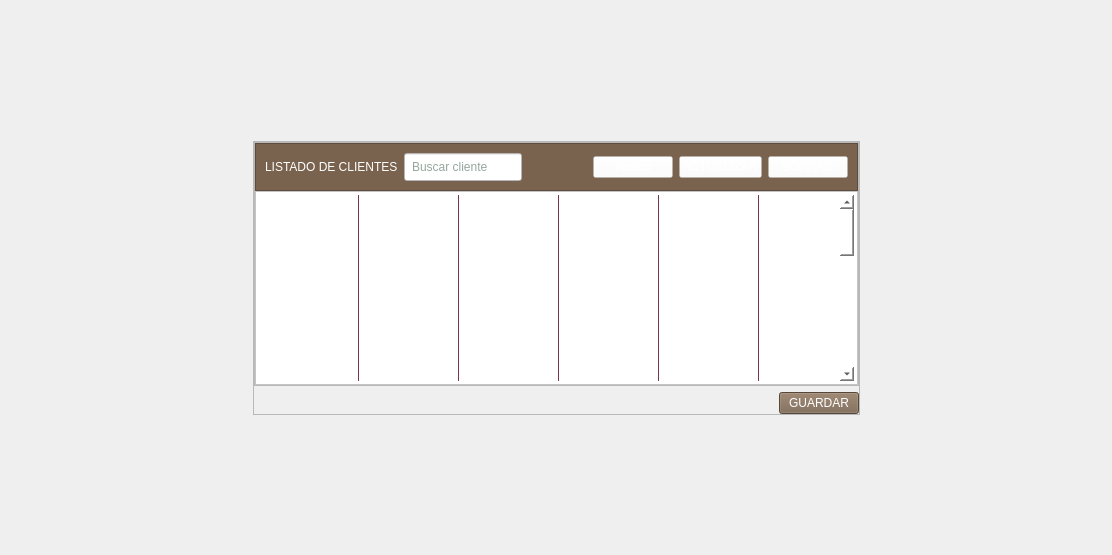
This is clients.ui in altitude-solutions/Camino_Real_Desktop as Qt 5 draws it before an edit. The edited form follows.
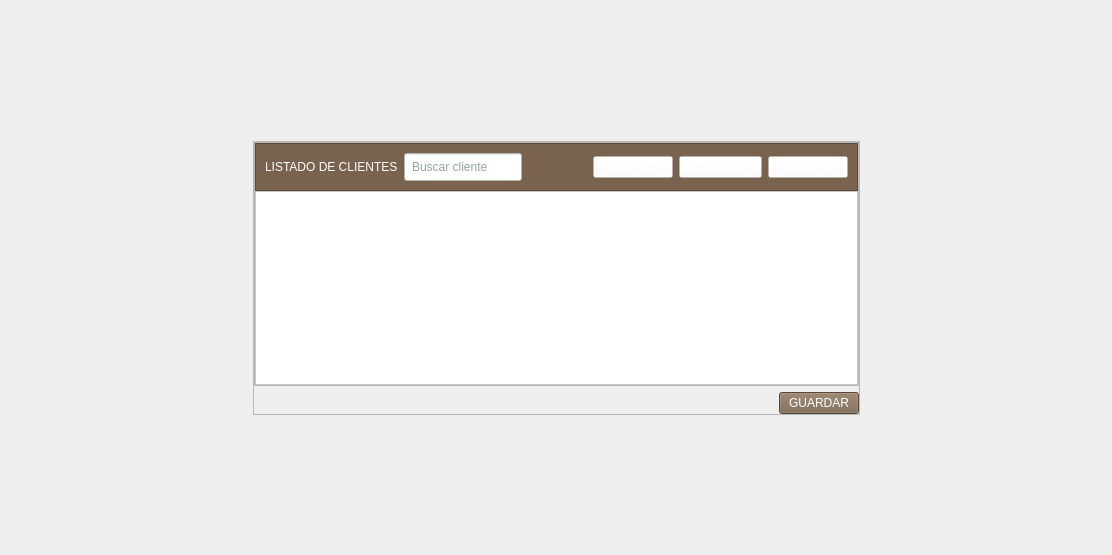
This is the edited form.

Patch:
```diff
--- a/clients.ui
+++ b/clients.ui
@@ -141,7 +141,7 @@
                </spacer>
               </item>
               <item>
-               <widget class="QPushButton" name="pushButton">
+               <widget class="QPushButton" name="new_butt">
                 <property name="styleSheet">
                  <string notr="true">font: 12pt &quot;MS Shell Dlg 2&quot;;
 color:white;
@@ -152,12 +152,12 @@
 max-height:2.5em;</string>
                 </property>
                 <property name="text">
-                 <string>Nuevo</string>
+                 <string>NUEVO</string>
                 </property>
                </widget>
               </item>
               <item>
-               <widget class="QPushButton" name="pushButton_9">
+               <widget class="QPushButton" name="modify_butt">
                 <property name="styleSheet">
                  <string notr="true">font: 12pt &quot;MS Shell Dlg 2&quot;;
 color:white;
@@ -173,7 +173,7 @@
                </widget>
               </item>
               <item>
-               <widget class="QPushButton" name="pushButton_10">
+               <widget class="QPushButton" name="delete_butt">
                 <property name="styleSheet">
                  <string notr="true">font: 12pt &quot;MS Shell Dlg 2&quot;;
 color:white;
@@ -222,23 +222,19 @@
                <widget class="QTableWidget" name="table_clients">
                 <property name="styleSheet">
                  <string notr="true">QTableWidget{
-background-color: white;
 border-top: 2.5px solid white;
 border-bottom: 2.5px solid white;
 border-right: 2.5px solid white;
 border-left: 2.5px solid white;
-font: 10pt &quot;MS Shell Dlg 2&quot;;
-background-color:white;
-}
-
-QTableWidget:item{
-	border-syle:outset;
-	border-right:1px solid #79364E;
-	background-color:white;
+font: 12pt &quot;MS Shell Dlg 2&quot;;
+color: #294D39;
 }
 
 </string>
                 </property>
+                <property name="frameShape">
+                 <enum>QFrame::StyledPanel</enum>
+                </property>
                 <property name="horizontalScrollBarPolicy">
                  <enum>Qt::ScrollBarAlwaysOff</enum>
                 </property>
@@ -246,19 +242,28 @@
                  <bool>true</bool>
                 </property>
                 <property name="editTriggers">
-                 <set>QAbstractItemView::AnyKeyPressed|QAbstractItemView::EditKeyPressed|QAbstractItemView::SelectedClicked</set>
+                 <set>QAbstractItemView::NoEditTriggers</set>
                 </property>
                 <property name="tabKeyNavigation">
                  <bool>false</bool>
                 </property>
+                <property name="showDropIndicator" stdset="0">
+                 <bool>false</bool>
+                </property>
+                <property name="alternatingRowColors">
+                 <bool>false</bool>
+                </property>
+                <property name="selectionBehavior">
+                 <enum>QAbstractItemView::SelectItems</enum>
+                </property>
                 <property name="showGrid">
                  <bool>false</bool>
                 </property>
                 <property name="rowCount">
-                 <number>20</number>
+                 <number>0</number>
                 </property>
                 <property name="columnCount">
-                 <number>6</number>
+                 <number>0</number>
                 </property>
                 <attribute name="horizontalHeaderVisible">
                  <bool>false</bool>
@@ -266,32 +271,6 @@
                 <attribute name="verticalHeaderVisible">
                  <bool>false</bool>
                 </attribute>
-                <row/>
-                <row/>
-                <row/>
-                <row/>
-                <row/>
-                <row/>
-                <row/>
-                <row/>
-                <row/>
-                <row/>
-                <row/>
-                <row/>
-                <row/>
-                <row/>
-                <row/>
-                <row/>
-                <row/>
-                <row/>
-                <row/>
-                <row/>
-                <column/>
-                <column/>
-                <column/>
-                <column/>
-                <column/>
-                <column/>
                </widget>
               </item>
              </layout>
```
